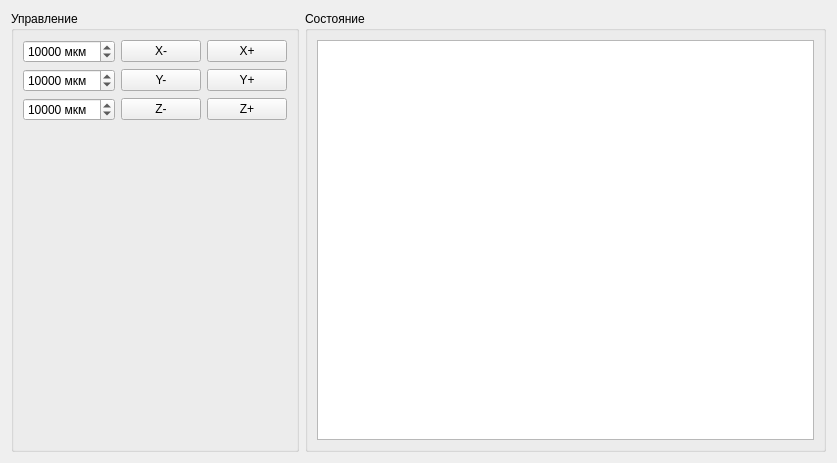
Old version of the form probewidget.ui in the repository igrekus/board_cutter.
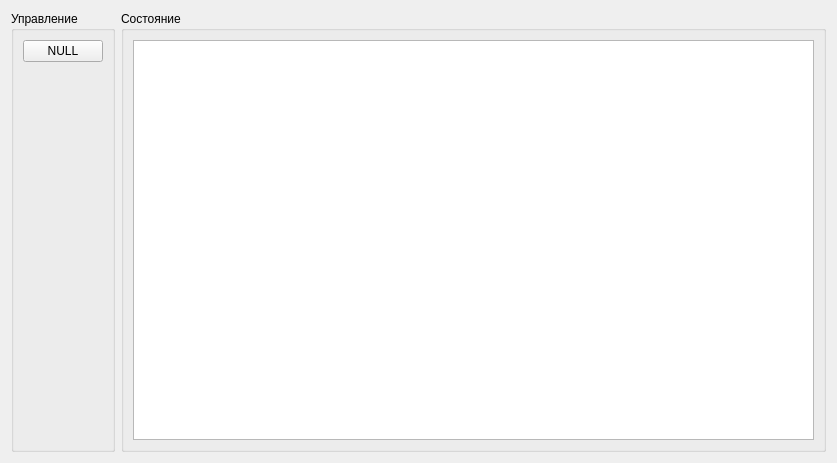
New version of the form.

Commit message: feat: implement got to null function for the probe widget

Patch:
```diff
--- a/probewidget.ui
+++ b/probewidget.ui
@@ -35,146 +35,15 @@
       <item>
        <layout class="QGridLayout" name="gridLayout">
         <item row="0" column="0">
-         <widget class="QSpinBox" name="spinX">
+         <widget class="QPushButton" name="btnGoToNull">
           <property name="sizePolicy">
            <sizepolicy hsizetype="Minimum" vsizetype="Fixed">
             <horstretch>0</horstretch>
             <verstretch>0</verstretch>
            </sizepolicy>
           </property>
-          <property name="suffix">
-           <string> мкм</string>
-          </property>
-          <property name="maximum">
-           <number>1000000</number>
-          </property>
-          <property name="singleStep">
-           <number>1000</number>
-          </property>
-          <property name="value">
-           <number>10000</number>
-          </property>
-         </widget>
-        </item>
-        <item row="0" column="1">
-         <widget class="QPushButton" name="btnXMinus">
-          <property name="sizePolicy">
-           <sizepolicy hsizetype="Minimum" vsizetype="Fixed">
-            <horstretch>0</horstretch>
-            <verstretch>0</verstretch>
-           </sizepolicy>
-          </property>
           <property name="text">
-           <string>X-</string>
-          </property>
-         </widget>
-        </item>
-        <item row="0" column="2">
-         <widget class="QPushButton" name="btnXPlus">
-          <property name="sizePolicy">
-           <sizepolicy hsizetype="Minimum" vsizetype="Fixed">
-            <horstretch>0</horstretch>
-            <verstretch>0</verstretch>
-           </sizepolicy>
-          </property>
-          <property name="text">
-           <string>X+</string>
-          </property>
-         </widget>
-        </item>
-        <item row="1" column="0">
-         <widget class="QSpinBox" name="spinY">
-          <property name="sizePolicy">
-           <sizepolicy hsizetype="Minimum" vsizetype="Fixed">
-            <horstretch>0</horstretch>
-            <verstretch>0</verstretch>
-           </sizepolicy>
-          </property>
-          <property name="suffix">
-           <string> мкм</string>
-          </property>
-          <property name="maximum">
-           <number>1000000</number>
-          </property>
-          <property name="singleStep">
-           <number>1000</number>
-          </property>
-          <property name="value">
-           <number>10000</number>
-          </property>
-         </widget>
-        </item>
-        <item row="1" column="1">
-         <widget class="QPushButton" name="btnYMinus">
-          <property name="sizePolicy">
-           <sizepolicy hsizetype="Minimum" vsizetype="Fixed">
-            <horstretch>0</horstretch>
-            <verstretch>0</verstretch>
-           </sizepolicy>
-          </property>
-          <property name="text">
-           <string>Y-</string>
-          </property>
-         </widget>
-        </item>
-        <item row="1" column="2">
-         <widget class="QPushButton" name="btnYPlus">
-          <property name="sizePolicy">
-           <sizepolicy hsizetype="Minimum" vsizetype="Fixed">
-            <horstretch>0</horstretch>
-            <verstretch>0</verstretch>
-           </sizepolicy>
-          </property>
-          <property name="text">
-           <string>Y+</string>
-          </property>
-         </widget>
-        </item>
-        <item row="2" column="0">
-         <widget class="QSpinBox" name="spinZ">
-          <property name="sizePolicy">
-           <sizepolicy hsizetype="Minimum" vsizetype="Fixed">
-            <horstretch>0</horstretch>
-            <verstretch>0</verstretch>
-           </sizepolicy>
-          </property>
-          <property name="suffix">
-           <string> мкм</string>
-          </property>
-          <property name="maximum">
-           <number>1000000</number>
-          </property>
-          <property name="singleStep">
-           <number>1000</number>
-          </property>
-          <property name="value">
-           <number>10000</number>
-          </property>
-         </widget>
-        </item>
-        <item row="2" column="1">
-         <widget class="QPushButton" name="btnZMinus">
-          <property name="sizePolicy">
-           <sizepolicy hsizetype="Minimum" vsizetype="Fixed">
-            <horstretch>0</horstretch>
-            <verstretch>0</verstretch>
-           </sizepolicy>
-          </property>
-          <property name="text">
-           <string>Z-</string>
-          </property>
-         </widget>
-        </item>
-        <item row="2" column="2">
-         <widget class="QPushButton" name="btnZPlus">
-          <property name="sizePolicy">
-           <sizepolicy hsizetype="Minimum" vsizetype="Fixed">
-            <horstretch>0</horstretch>
-            <verstretch>0</verstretch>
-           </sizepolicy>
-          </property>
-          <property name="text">
-           <string>Z+</string>
+           <string>NULL</string>
           </property>
          </widget>
         </item>
```
Left out of the diff: 2 changed lines with no effect on the pictures. The commit also changes 2 other files.
